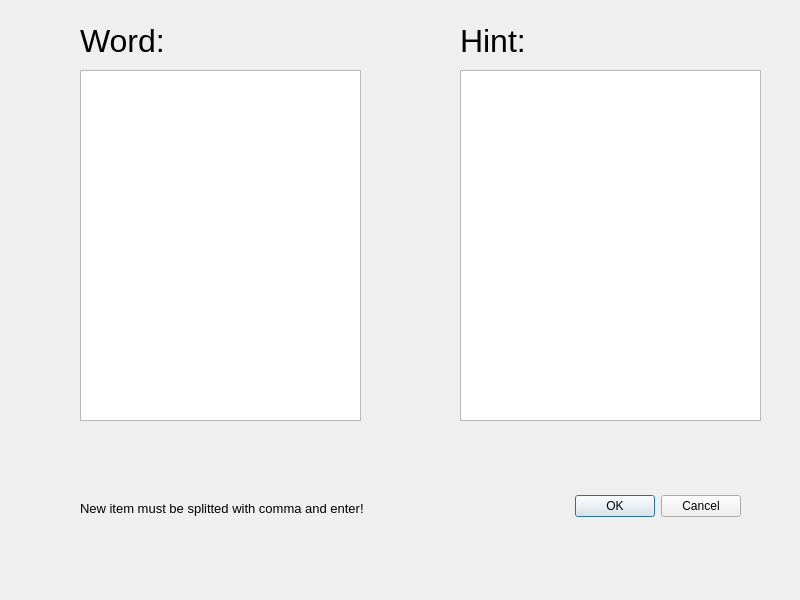
Qt form Software/TheHangman/addwords.ui (michaelrenoo/TheHangman) before a commit.
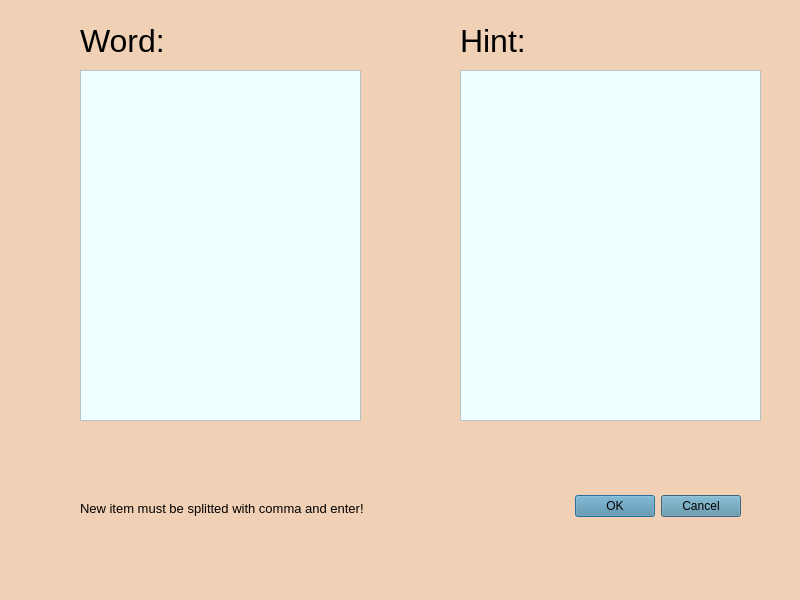
The same form after that commit.

Commit message: Added colors to the game

```diff
--- a/Software/TheHangman/addwords.ui
+++ b/Software/TheHangman/addwords.ui
@@ -13,6 +13,9 @@
   <property name="windowTitle">
    <string>The Hangman - Add Words</string>
   </property>
+  <property name="styleSheet">
+   <string notr="true">background-color: #F1D1B5;</string>
+  </property>
   <widget class="QDialogButtonBox" name="buttonBox">
    <property name="geometry">
     <rect>
@@ -22,6 +25,9 @@
      <height>32</height>
     </rect>
    </property>
+   <property name="styleSheet">
+    <string notr="true">background-color: #568EA6;</string>
+   </property>
    <property name="orientation">
     <enum>Qt::Horizontal</enum>
    </property>
@@ -74,6 +80,9 @@
      <height>351</height>
     </rect>
    </property>
+   <property name="styleSheet">
+    <string notr="true">background-color: #F0FFFF;</string>
+   </property>
    <property name="plainText">
     <string/>
    </property>
@@ -87,6 +96,9 @@
      <height>351</height>
     </rect>
    </property>
+   <property name="styleSheet">
+    <string notr="true">background-color: #F0FFFF;</string>
+   </property>
    <property name="plainText">
     <string/>
    </property>
```
The commit also changes 15 other files.
